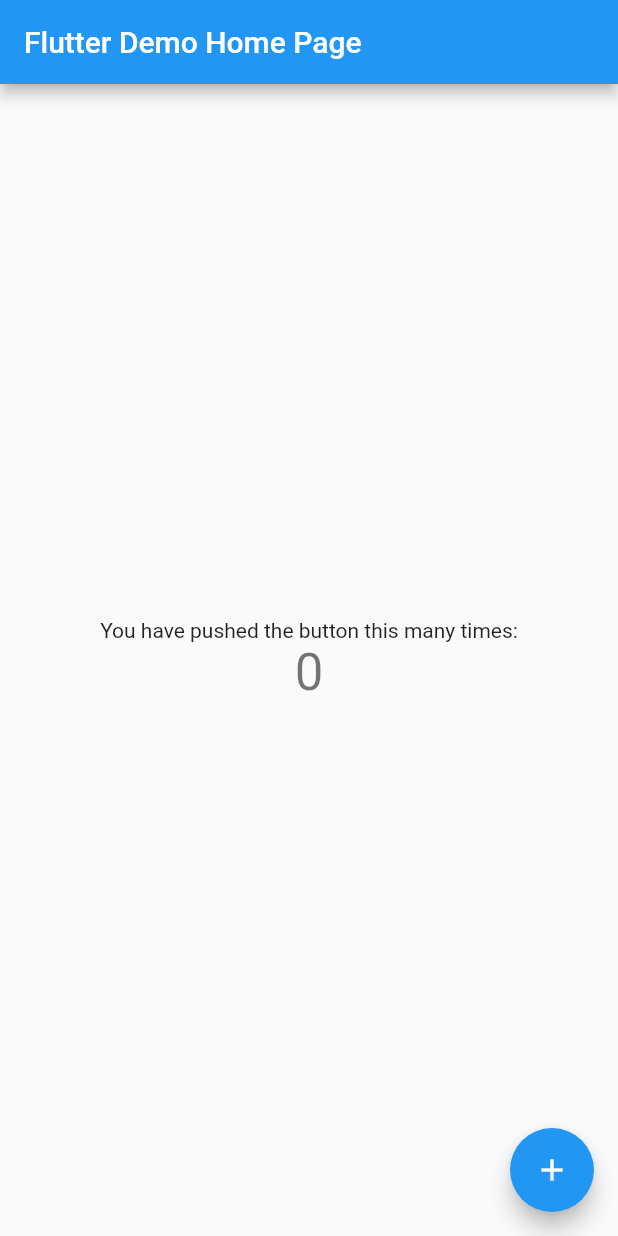
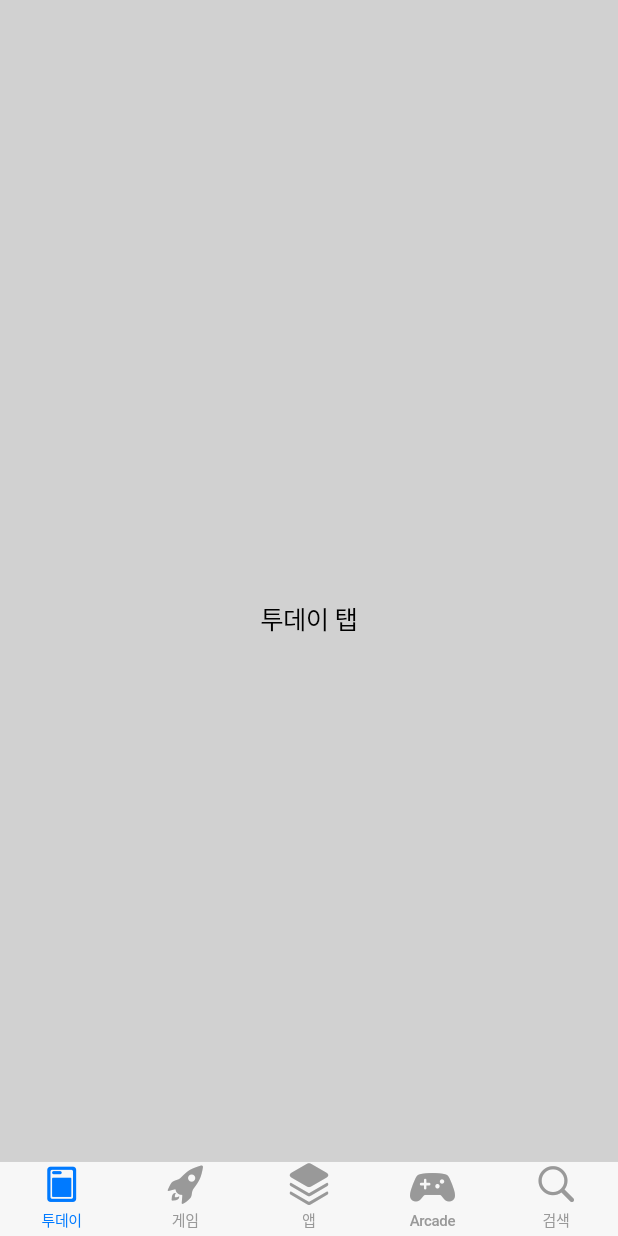
Before and after one commit to doitduri/DartStore, a Flutter app: the screen it shows after launch, on a phone screen of 412 x 824 dp. Run offline on Flutter 3.47's test engine with Material 2 defaults, Android fonts, the phone set to English and light mode, and no system bars.

Commit message:
Feat(Home): TabBar menu widget 구성

```diff
--- a/doitduri/lib/main.dart
+++ b/doitduri/lib/main.dart
@@ -1,4 +1,6 @@
-import 'package:flutter/material.dart';
+import 'package:flutter/cupertino.dart';
+
+import 'views/home/home_page.dart';
 
 void main() {
   runApp(const MyApp());
@@ -10,59 +12,11 @@ class MyApp extends StatelessWidget {
   // This widget is the root of your application.
   @override
   Widget build(BuildContext context) {
-    return MaterialApp(
-      title: 'Flutter Demo',
-      theme: ThemeData(
-        primarySwatch: Colors.blue,
+    return const CupertinoApp(
+      theme: CupertinoThemeData(
+        brightness: Brightness.light,
       ),
-      home: const MyHomePage(title: 'Flutter Demo Home Page'),
+      home: HomePage()
     );
   }
 }
-
-class MyHomePage extends StatefulWidget {
-  const MyHomePage({super.key, required this.title});
-
-  final String title;
-
-  @override
-  State<MyHomePage> createState() => _MyHomePageState();
-}
-
-class _MyHomePageState extends State<MyHomePage> {
-  int _counter = 0;
-
-  void _incrementCounter() {
-    setState(() {
-      _counter++;
-    });
-  }
-
-  @override
-  Widget build(BuildContext context) {
-    return Scaffold(
-      appBar: AppBar(
-        title: Text(widget.title),
-      ),
-      body: Center(
-        child: Column(
-          mainAxisAlignment: MainAxisAlignment.center,
-          children: <Widget>[
-            const Text(
-              'You have pushed the button this many times:',
-            ),
-            Text(
-              '$_counter',
-              style: Theme.of(context).textTheme.headlineMedium,
-            ),
-          ],
-        ),
-      ),
-      floatingActionButton: FloatingActionButton(
-        onPressed: _incrementCounter,
-        tooltip: 'Increment',
-        child: const Icon(Icons.add),
-      ),
-    );
-  }
-}
--- /dev/null
+++ b/doitduri/lib/views/home/home_page.dart
@@ -0,0 +1,29 @@
+import 'package:doitduri/views/enums.dart';
+import 'package:flutter/cupertino.dart';
+
+class HomePage extends StatelessWidget {
+
+  const HomePage({super.key});
+
+  @override
+  Widget build(BuildContext context) {
+    return CupertinoTabScaffold(
+        tabBar: CupertinoTabBar(
+          items: const <BottomNavigationBarItem>[
+            BottomNavigationBarItem(icon: Icon(CupertinoIcons.today), label: "투데이"),
+            BottomNavigationBarItem(icon: Icon(CupertinoIcons.rocket_fill), label: "게임"),
+            BottomNavigationBarItem(icon: Icon(CupertinoIcons.square_stack_3d_up_fill), label: "앱"),
+            BottomNavigationBarItem(icon: Icon(CupertinoIcons.game_controller_solid), label: "Arcade"),
+            BottomNavigationBarItem(icon: Icon(CupertinoIcons.search), label: "검색")
+          ],
+        ),
+        tabBuilder: (context, index) {
+          return CupertinoTabView(
+            builder: (context) {
+              return TabMenu.values.firstWhere((menu) => menu.index == index).widget;
+            },
+          );
+        }
+    );
+  }
+}
--- /dev/null
+++ b/doitduri/lib/views/today/today_page.dart
@@ -0,0 +1,24 @@
+import 'package:flutter/cupertino.dart';
+
+class TodayPage extends StatefulWidget {
+  const TodayPage({super.key});
+
+  @override
+  State<StatefulWidget> createState() => _TodayState();
+}
+
+class _TodayState extends State<TodayPage> {
+
+  @override
+  void initState() {
+    super.initState();
+  }
+
+  @override
+  Widget build(BuildContext context) {
+    return const Center(
+        child: Text("투데이 탭")
+    );
+  }
+
+}
--- /dev/null
+++ b/doitduri/lib/views/today/today_screen.dart
@@ -0,0 +1,16 @@
+import 'package:flutter/cupertino.dart';
+
+import 'today_page.dart';
+
+class TodayScreen extends StatelessWidget {
+  const TodayScreen({super.key});
+
+  @override
+  Widget build(BuildContext context) {
+    return CupertinoTabView(
+      builder: (BuildContext context) {
+        return const TodayPage();
+      },
+    );
+  }
+}
--- a/doitduri/pubspec.yaml
+++ b/doitduri/pubspec.yaml
@@ -13,6 +13,7 @@ dependencies:
     sdk: flutter
 
   cupertino_icons: ^1.0.2
+  flutter_sfsymbols: ^2.0.0
 
 dev_dependencies:
   flutter_test:
@@ -22,3 +23,8 @@ dev_dependencies:
 
 flutter:
   uses-material-design: true
+
+fonts:
+  - family: sficonsets
+    fonts:
+      - asset: packages/flutter_sfsymbols/fonts/sficonsets.ttf
```
Also changed, not shown: doitduri/lib/views/app/app_page.dart (added, +24 -0 lines), doitduri/lib/views/app/app_screen.dart (added, +16 -0 lines), doitduri/lib/views/arcade/arcade_page.dart (added, +24 -0 lines), doitduri/lib/views/arcade/arcade_screen.dart (added, +16 -0 lines), doitduri/lib/views/enums.dart (added, +27 -0 lines), doitduri/lib/views/game/game_page.dart (added, +24 -0 lines), doitduri/lib/views/game/game_screen.dart (added, +17 -0 lines), doitduri/lib/views/search/search_page.dart (added, +24 -0 lines), doitduri/lib/views/search/search_screen.dart (added, +19 -0 lines).
